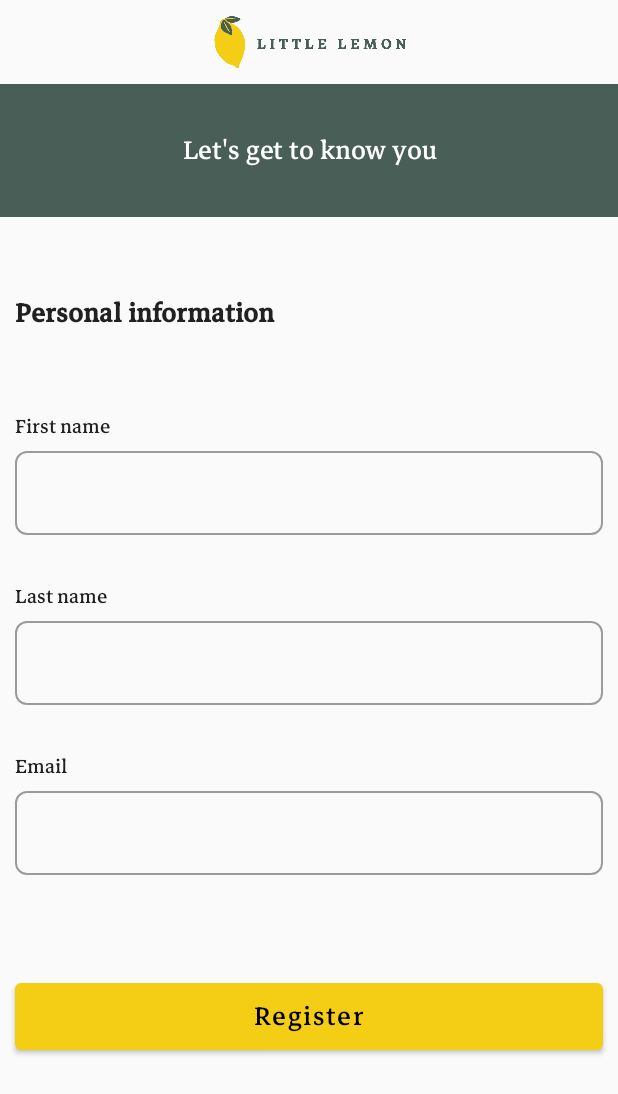
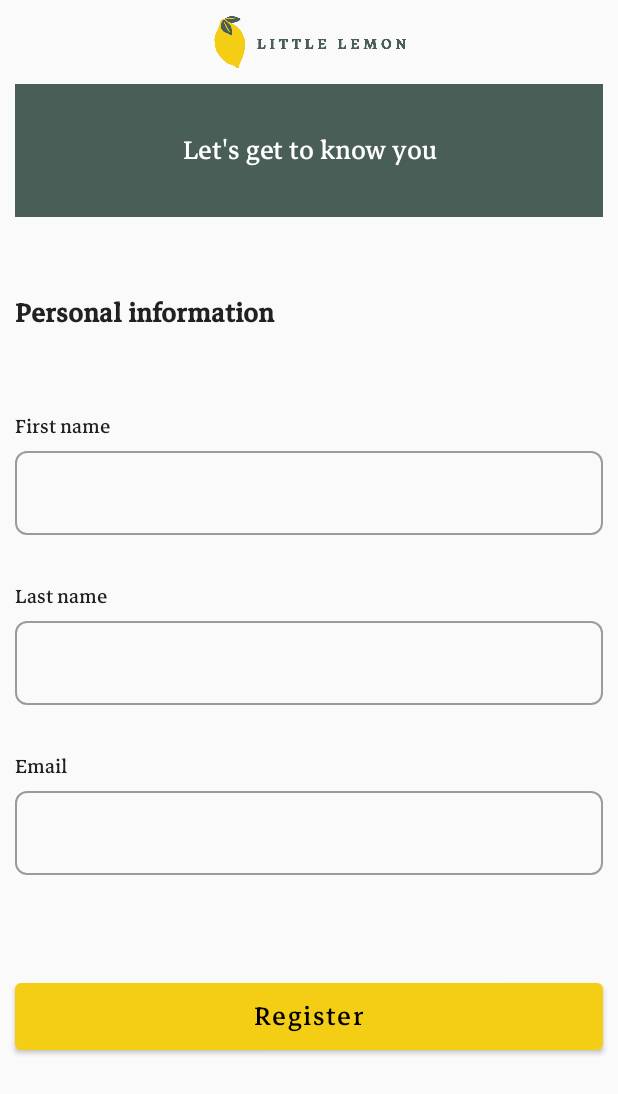
Before and after one commit to dsoz/LittleLemonFinaleApp, an Android app built with Jetpack Compose: the Onboarding screen opened through its navigation route, on a phone screen of 412 x 824 dp. Shown: the top 1094 px of the screen. Run offline under Robolectric (Android 15) with nearby library versions, the phone set to English and light mode, and no system bars.

Commit message:
Final review, cleaned imports, moved design elements to separate files.

```diff
--- a/app/src/main/java/com/sozonnikd/littlelemonfinaleapp/MenuItems.kt
+++ b/app/src/main/java/com/sozonnikd/littlelemonfinaleapp/MenuItems.kt
@@ -52,7 +52,6 @@ fun MenuItems(items: List<MenuItemRoom>, modifier: Modifier) {
                             .width(220.dp)
                             .constrainAs(itemDescriptionText) {
                                 top.linkTo(itemTitleText.bottom)
-
                             }
                     )
                     GlideImage(
@@ -64,7 +63,6 @@ fun MenuItems(items: List<MenuItemRoom>, modifier: Modifier) {
                             .size(100.dp)
                             .padding(top = 5.dp)
                             .constrainAs(itemImage) {
-                                //  start.linkTo(itemDescriptionText.end, 5.dp)
                                 end.linkTo(parent.end, 5.dp)
                             },
                     )
--- a/app/src/main/java/com/sozonnikd/littlelemonfinaleapp/Onboarding.kt
+++ b/app/src/main/java/com/sozonnikd/littlelemonfinaleapp/Onboarding.kt
@@ -3,17 +3,13 @@ package com.sozonnikd.littlelemonfinaleapp
 
 import android.content.Context
 import android.widget.Toast
-import androidx.compose.foundation.Image
 import androidx.compose.foundation.background
 import androidx.compose.foundation.layout.Column
 import androidx.compose.foundation.layout.fillMaxSize
 import androidx.compose.foundation.layout.fillMaxWidth
 import androidx.compose.foundation.layout.padding
-import androidx.compose.foundation.layout.width
-import androidx.compose.foundation.shape.RoundedCornerShape
 import androidx.compose.material.Button
 import androidx.compose.material.ButtonDefaults
-import androidx.compose.material.OutlinedTextField
 import androidx.compose.material.Text
 import androidx.compose.runtime.Composable
 import androidx.compose.runtime.getValue
@@ -26,7 +22,6 @@ import androidx.compose.ui.graphics.Color
 import androidx.compose.ui.graphics.RectangleShape
 import androidx.compose.ui.platform.LocalContext
 import androidx.compose.ui.res.colorResource
-import androidx.compose.ui.res.painterResource
 import androidx.compose.ui.res.stringResource
 import androidx.compose.ui.text.font.FontWeight
 import androidx.compose.ui.text.style.TextAlign
@@ -34,6 +29,8 @@ import androidx.compose.ui.tooling.preview.Preview
 import androidx.compose.ui.unit.dp
 import androidx.navigation.NavHostController
 import androidx.navigation.compose.rememberNavController
+import com.sozonnikd.littlelemonfinaleapp.ui.elements.RestaurantLogo
+import com.sozonnikd.littlelemonfinaleapp.ui.elements.TextFieldInputAndDescription
 import com.sozonnikd.littlelemonfinaleapp.ui.theme.Typography
 import com.sozonnikd.littlelemonfinaleapp.ui.theme.YellowMain
 
@@ -53,16 +50,12 @@ fun Onboarding(navController: NavHostController) {
     }
 
     Column(
-        modifier = Modifier.fillMaxSize(),
-        horizontalAlignment = Alignment.CenterHorizontally,
+        horizontalAlignment = Alignment.Start,
+        modifier = Modifier
+            .fillMaxSize()
+            .padding(start = 10.dp, end = 10.dp),
     ) {
-        Image(
-            painter = painterResource(id = R.drawable.logo),
-            contentDescription = "restaurant logo",
-            modifier = Modifier
-                .width(150.dp)
-                .padding(10.dp)
-        )
+        RestaurantLogo(modifier = Modifier.align(Alignment.CenterHorizontally))
         Text(
             text = stringResource(id = R.string.greetings_onboarding),
             style = Typography.h5,
@@ -73,57 +66,29 @@ fun Onboarding(navController: NavHostController) {
                 .fillMaxWidth(),
             textAlign = TextAlign.Center
         )
-
         Text(
             text = stringResource(id = R.string.personal_info),
             style = Typography.h5,
             fontWeight = FontWeight.Bold,
             modifier = Modifier
                 .fillMaxWidth()
-                .padding(10.dp, 50.dp),
-            textAlign = TextAlign.Left
+                .padding(vertical = 50.dp),
+
         )
-        Text(
-            text = stringResource(id = R.string.first_name),
-            style = Typography.h6,
-            modifier = Modifier
-                .align(Alignment.Start)
-                .padding(start = 10.dp, bottom = 5.dp))
-        OutlinedTextField(
-            value = firstName,
-            onValueChange = {input -> firstName = input},
-            modifier = Modifier
-                .fillMaxWidth()
-                .padding(start = 10.dp, end = 10.dp, bottom = 30.dp),
-            shape = RoundedCornerShape(8.dp),
+        TextFieldInputAndDescription(
+            inputValue = firstName,
+            descriptionResource = R.string.first_name,
+            onValueChange = {input -> firstName = input}
         )
-        Text(
-            text = stringResource(id = R.string.last_name),
-            style = Typography.h6,
-            modifier = Modifier
-                .align(Alignment.Start)
-                .padding(start = 10.dp, bottom = 5.dp))
-        OutlinedTextField(
-            value = lastName,
-            onValueChange = {input -> lastName = input},
-            modifier = Modifier
-                .fillMaxWidth()
-                .padding(start = 10.dp, end = 10.dp, bottom = 30.dp),
-            shape = RoundedCornerShape(8.dp),
+        TextFieldInputAndDescription(
+            inputValue = lastName,
+            descriptionResource = R.string.last_name,
+            onValueChange = {input -> lastName = input}
         )
-        Text(
-            text = stringResource(id = R.string.email),
-            style = Typography.h6,
-            modifier = Modifier
-                .align(Alignment.Start)
-                .padding(start = 10.dp, bottom = 5.dp))
-        OutlinedTextField(
-            value = email,
-            onValueChange = {input -> email = input},
-            modifier = Modifier
-                .fillMaxWidth()
-                .padding(start = 10.dp, end = 10.dp, bottom = 30.dp),
-            shape = RoundedCornerShape(8.dp),
+        TextFieldInputAndDescription(
+            inputValue = email,
+            descriptionResource = R.string.email,
+            onValueChange = {input -> email = input}
         )
         Button(
             onClick = {
@@ -138,7 +103,7 @@ fun Onboarding(navController: NavHostController) {
             colors = ButtonDefaults.buttonColors(backgroundColor = YellowMain),
             modifier = Modifier
                 .fillMaxWidth()
-                .padding(start = 10.dp, end = 10.dp, top = 40.dp)
+                .padding(top = 40.dp)
         ) {
             Text(
                 text = stringResource(id = R.string.register),
@@ -155,7 +120,7 @@ fun OnboardingPreview(){
 }
 
 fun makeToast(context: Context, message: String){
-    Toast.makeText(context, message, Toast.LENGTH_LONG).show();
+    Toast.makeText(context, message, Toast.LENGTH_LONG).show()
 }
 
 fun saveData(context: Context, firstName: String, lastName: String, email: String){
@@ -166,26 +131,3 @@ fun saveData(context: Context, firstName: String, lastName: String, email: Strin
         .putString("email", email)
         .commit()
 }
-
-
-@Composable
-fun TextFieldInputAndDescription(inputValue: String,
-                                 descriptionResource: Int,
-                                 onValueChange: (String) -> Unit = {},
-                                 readOnly: Boolean = false, ) {
-    Text(
-        text = stringResource(descriptionResource),
-        style = Typography.h6,
-        modifier = Modifier
-            //.align(Alignment.Start)
-            .padding(start = 10.dp, bottom = 5.dp))
-    OutlinedTextField(
-        value = inputValue,
-        onValueChange = onValueChange,
-        readOnly = readOnly,
-        modifier = Modifier
-            .fillMaxWidth()
-            .padding(start = 10.dp, end = 10.dp, bottom = 30.dp),
-        shape = RoundedCornerShape(8.dp),
-    )
-}
--- /dev/null
+++ b/app/src/main/java/com/sozonnikd/littlelemonfinaleapp/ui/elements/RestaurantLogo.kt
@@ -0,0 +1,21 @@
+package com.sozonnikd.littlelemonfinaleapp.ui.elements
+
+import androidx.compose.foundation.Image
+import androidx.compose.foundation.layout.padding
+import androidx.compose.foundation.layout.width
+import androidx.compose.runtime.Composable
+import androidx.compose.ui.Modifier
+import androidx.compose.ui.res.painterResource
+import androidx.compose.ui.unit.dp
+import com.sozonnikd.littlelemonfinaleapp.R
+
+@Composable
+fun RestaurantLogo(modifier: Modifier){
+    Image(
+        painter = painterResource(id = R.drawable.logo),
+        contentDescription = "restaurant logo",
+        modifier = modifier
+            .width(150.dp)
+            .padding(10.dp)
+    )
+}
```
Also changed, not shown: app/src/main/java/com/sozonnikd/littlelemonfinaleapp/Home.kt (+9 -35 lines), app/src/main/java/com/sozonnikd/littlelemonfinaleapp/MainActivity.kt (+0 -8 lines), app/src/main/java/com/sozonnikd/littlelemonfinaleapp/Profile.kt (+14 -45 lines), app/src/main/java/com/sozonnikd/littlelemonfinaleapp/ui/elements/CategoryButton.kt (added, +28 -0 lines), app/src/main/java/com/sozonnikd/littlelemonfinaleapp/ui/elements/TextFieldAndDescription.kt (+13 -14 lines).
